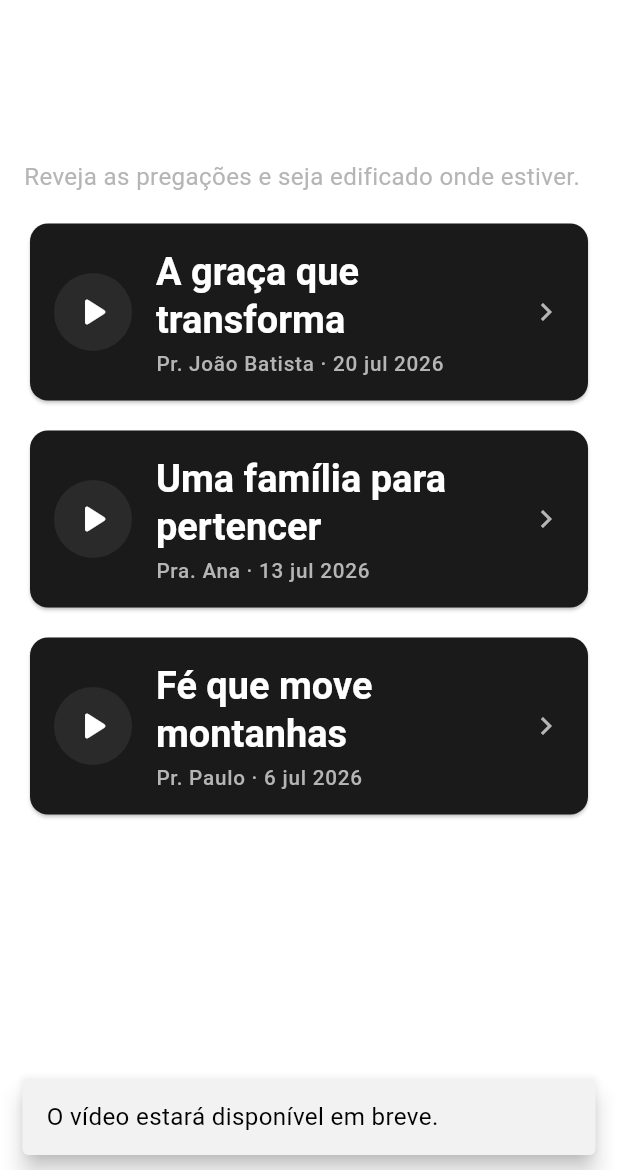
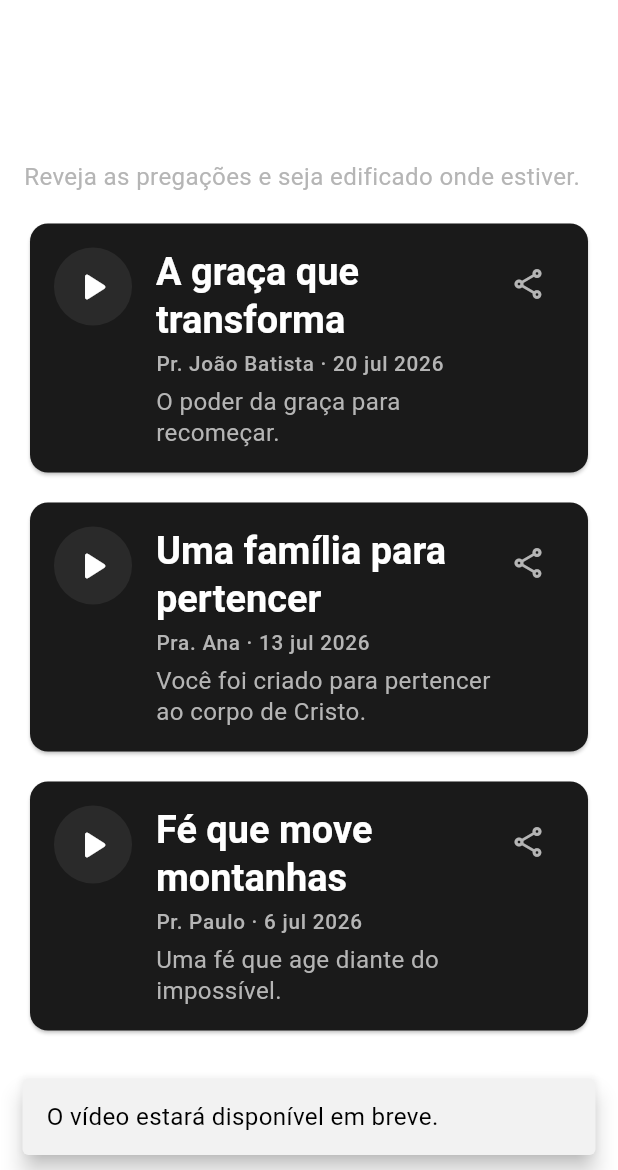
Before and after one commit to wendelcamargos-arch/GOEL-CHURCH, a Flutter app: the PregacoesScreen screen opened directly, after a tap on "A graça que transforma", on a phone screen of 412 x 824 dp, the part 66-1236 px from its top. Run offline on Flutter 3.47's test engine with Material 3 defaults, Android fonts, the phone set to English and light mode, and no system bars; our stand-ins replace audioplayers, supabase_flutter; accounts and stored records are empty.

Commit message:
feat: polir Pregações (tema, vídeo, compartilhar) e Testemunho (compartilhar no sucesso)

```diff
--- a/lib/features/pregacoes/presentation/pregacoes_screen.dart
+++ b/lib/features/pregacoes/presentation/pregacoes_screen.dart
@@ -1,14 +1,25 @@
 import 'package:flutter/material.dart';
+import 'package:url_launcher/url_launcher.dart';
 
 /// Uma pregação/publicação (modelo de apresentação — sem domínio).
 class Pregacao {
   final String titulo;
   final String pregador;
   final DateTime quando;
+
+  /// Tema/resumo curto da mensagem (opcional).
+  final String? tema;
+
+  /// Link do vídeo (YouTube etc.). Quando presente, "Assistir" abre o link;
+  /// quando nulo, a tela avisa de forma honesta que o vídeo chega em breve.
+  final String? videoUrl;
+
   const Pregacao({
     required this.titulo,
     required this.pregador,
     required this.quando,
+    this.tema,
+    this.videoUrl,
   });
 }
 
@@ -29,16 +40,19 @@ class PregacoesScreen extends StatelessWidget {
       titulo: 'A graça que transforma',
       pregador: 'Pr. João Batista',
       quando: DateTime(2026, 7, 20),
+      tema: 'O poder da graça para recomeçar.',
     ),
     Pregacao(
       titulo: 'Uma família para pertencer',
       pregador: 'Pra. Ana',
       quando: DateTime(2026, 7, 13),
+      tema: 'Você foi criado para pertencer ao corpo de Cristo.',
     ),
     Pregacao(
       titulo: 'Fé que move montanhas',
       pregador: 'Pr. Paulo',
       quando: DateTime(2026, 7, 6),
+      tema: 'Uma fé que age diante do impossível.',
     ),
   ];
 
@@ -65,6 +79,7 @@ class PregacoesScreen extends StatelessWidget {
                       return _PregacaoCard(
                         pregacao: p,
                         onTap: () => _abrir(context, p),
+                        onCompartilhar: () => _compartilhar(context, p),
                       );
                     },
                   ),
@@ -74,12 +89,25 @@ class PregacoesScreen extends StatelessWidget {
     );
   }
 
-  void _abrir(BuildContext context, Pregacao p) {
+  Future<void> _abrir(BuildContext context, Pregacao p) async {
     if (onAbrir != null) {
       onAbrir!(p);
       return;
     }
-    ScaffoldMessenger.of(context)
+    final messenger = ScaffoldMessenger.of(context);
+    // Se houver vídeo, abre o link; senão, avisa de forma honesta.
+    if (p.videoUrl != null) {
+      try {
+        final ok = await launchUrl(
+          Uri.parse(p.videoUrl!),
+          mode: LaunchMode.externalApplication,
+        );
+        if (ok) return;
+      } catch (_) {
+        // cai no aviso abaixo
+      }
+    }
+    messenger
       ..hideCurrentSnackBar()
       ..showSnackBar(
         const SnackBar(
@@ -88,6 +116,26 @@ class PregacoesScreen extends StatelessWidget {
           duration: Duration(seconds: 2),
         ),
       );
+  }
+
+  Future<void> _compartilhar(BuildContext context, Pregacao p) async {
+    final linha = p.tema != null ? '\n${p.tema}' : '';
+    final link = p.videoUrl != null ? '\n\nAssista: ${p.videoUrl}' : '';
+    final texto = 'Pregação: ${p.titulo}\n'
+        '${p.pregador} · ${_fmtData(p.quando)}$linha$link\n\nGoel Church';
+    final messenger = ScaffoldMessenger.of(context);
+    final uri = Uri.parse('https://wa.me/?text=${Uri.encodeComponent(texto)}');
+    try {
+      final ok = await launchUrl(uri, mode: LaunchMode.externalApplication);
+      if (!ok) throw Exception('falha');
+    } catch (_) {
+      messenger
+        ..hideCurrentSnackBar()
+        ..showSnackBar(const SnackBar(
+          content: Text('Não foi possível abrir o compartilhamento agora.'),
+          behavior: SnackBarBehavior.floating,
+        ),);
+    }
   }
 }
 
@@ -121,7 +169,12 @@ class _Intro extends StatelessWidget {
 class _PregacaoCard extends StatelessWidget {
   final Pregacao pregacao;
   final VoidCallback onTap;
-  const _PregacaoCard({required this.pregacao, required this.onTap});
+  final VoidCallback onCompartilhar;
+  const _PregacaoCard({
+    required this.pregacao,
+    required this.onTap,
+    required this.onCompartilhar,
+  });
 
   @override
   Widget build(BuildContext context) {
@@ -137,6 +190,7 @@ class _PregacaoCard extends StatelessWidget {
           child: Padding(
             padding: const EdgeInsets.all(16),
             child: Row(
+              crossAxisAlignment: CrossAxisAlignment.start,
               children: [
                 Container(
                   width: 52,
@@ -164,10 +218,24 @@ class _PregacaoCard extends StatelessWidget {
                         style: textTheme.labelMedium
                             ?.copyWith(color: scheme.onSurfaceVariant),
                       ),
+                      if (pregacao.tema != null) ...[
+                        const SizedBox(height: 6),
+                        Text(
+                          pregacao.tema!,
+                          style: textTheme.bodyMedium?.copyWith(
+                            color: scheme.onSurfaceVariant,
+                            height: 1.3,
+                          ),
+                        ),
+                      ],
                     ],
                   ),
                 ),
-                Icon(Icons.chevron_right, color: scheme.onSurfaceVariant),
+                IconButton(
+                  icon: const Icon(Icons.share_outlined),
+                  tooltip: 'Compartilhar ${pregacao.titulo}',
+                  onPressed: onCompartilhar,
+                ),
               ],
             ),
           ),
```
Also changed, not shown: lib/features/testemunho/presentation/testemunho_screen.dart (+33 -1 lines).
